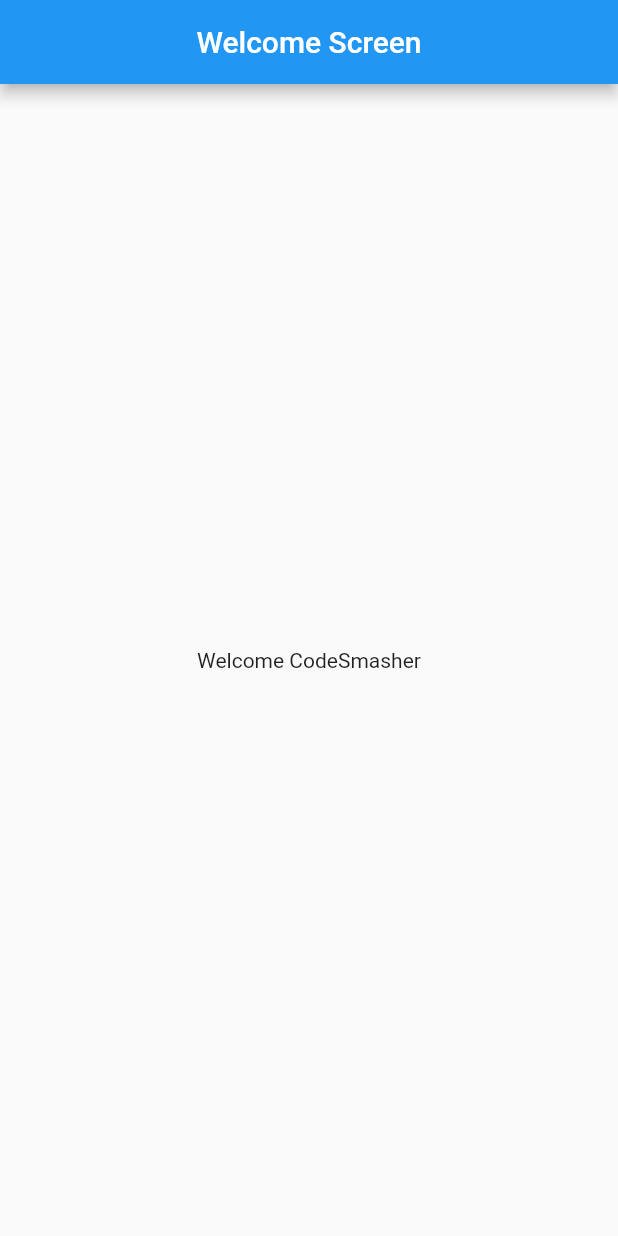
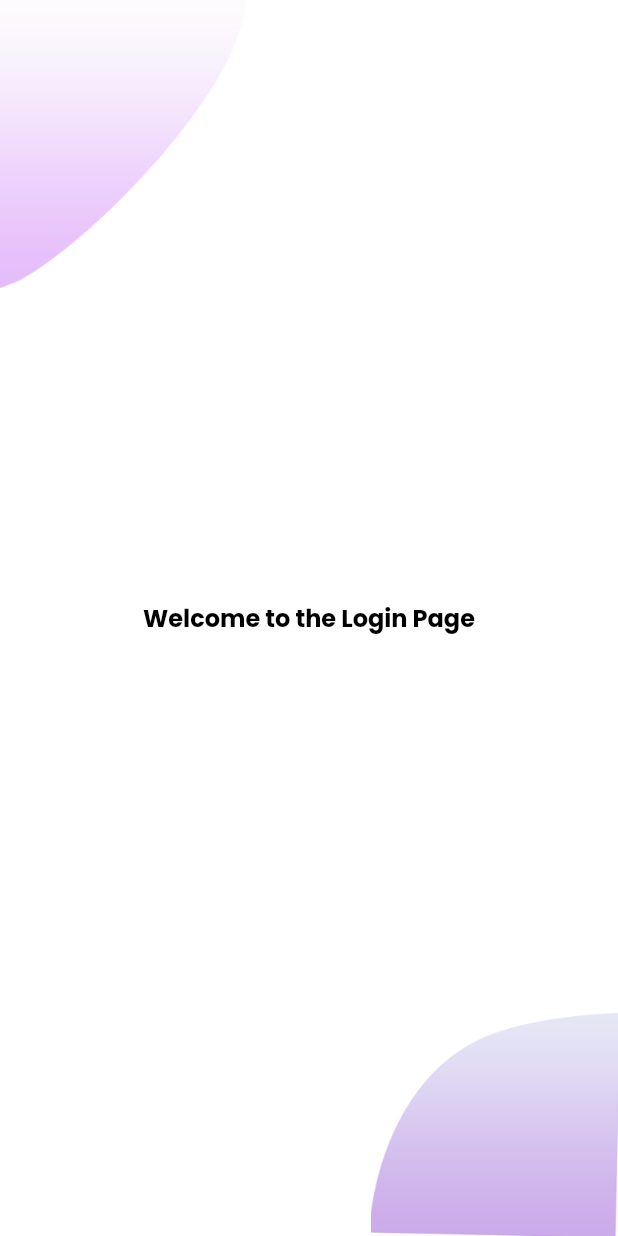
Before and after one commit to SmasherJewel/Pending_Ecom-Jacket, a Flutter app: the screen it shows after launch, on a phone screen of 412 x 824 dp. Run offline on Flutter 3.47's test engine with Material 2 defaults, Android fonts, the phone set to English and light mode, and no system bars; our stand-ins replace google_fonts.

Commit message:
Welcome Screen background has been added

```diff
--- a/lib/main.dart
+++ b/lib/main.dart
@@ -1,6 +1,7 @@
 // ignore_for_file: prefer_const_constructors
 
 import 'package:ecommerce/pages/welcome_page.dart';
+import 'package:ecommerce/widgets/my_theme.dart';
 import 'package:flutter/material.dart';
 
 void main() {
@@ -14,6 +15,12 @@ class MyApp extends StatelessWidget {
   Widget build(BuildContext context) {
     return MaterialApp(
       debugShowCheckedModeBanner: false,
+      // apply system mode
+      themeMode: ThemeMode.system,
+      // by Default theme
+      theme: MyTheme.lightTheme(context),
+      // darkTheme
+      darkTheme: MyTheme.darkTheme(context),
       // in pages WelcomePage code written
       home: WelcomePage(),
     );
--- a/lib/pages/welcome_page.dart
+++ b/lib/pages/welcome_page.dart
@@ -1,20 +1,57 @@
-// ignore_for_file: prefer_const_constructors
-
+// ignore_for_file: prefer_const_constructors, prefer_const_literals_to_create_immutables
 import 'package:flutter/material.dart';
 
 class WelcomePage extends StatelessWidget {
-  const WelcomePage({super.key});
+  const WelcomePage({Key? key}) : super(key: key);
 
   @override
   Widget build(BuildContext context) {
+    Size size = MediaQuery.of(context).size;
     return SafeArea(
       child: Scaffold(
-        appBar: AppBar(
-          title: Text('Welcome Screen'),
-          centerTitle: true,
-        ),
-        body: Center(
-          child: Text('Welcome CodeSmasher'),
+        body: SizedBox(
+          child: Stack(
+            alignment: Alignment.center,
+            children: <Widget>[
+              OverflowBox(
+                minWidth: 0.0,
+                maxWidth: double.infinity,
+                minHeight: 0.0,
+                maxHeight: double.infinity,
+                child: Text(
+                  'Welcome to the Login Page',
+                  style: TextStyle(
+                    color: Colors.black,
+                    fontSize: 16.0,
+                    fontWeight: FontWeight.bold,
+                  ),
+                ),
+              ),
+              //  to overlap multiple widgets into a single screen
+              // the first widget is the bottommost item, and the last widget is the topmost item
+              Positioned(
+                // now we will give top & left set up 0 to go on the corner left site
+                top: 0.0,
+                left: 0.0,
+                child: Image.asset(
+                  'assets/images/main_top.png',
+                  // to reduce the width size
+                  width: size.width * 0.4,
+                ),
+              ),
+
+              Positioned(
+                // now we will give top & left set up 0 to go on the corner left site
+                bottom: 0.0,
+                right: 0.0,
+                child: Image.asset(
+                  'assets/images/bottom.png',
+                  // to reduce the width size
+                  width: size.width * 0.4,
+                ),
+              ),
+            ],
+          ),
         ),
       ),
     );
--- a/lib/widgets/my_theme.dart
+++ b/lib/widgets/my_theme.dart
@@ -1,16 +1,47 @@
 import 'package:flutter/material.dart';
 // Google fonts
 import 'package:google_fonts/google_fonts.dart';
-class MyTheme{
+
+class MyTheme {
   static ThemeData lightTheme(BuildContext context) => ThemeData(
         canvasColor: Colors.white,
         // popping its a type of google font
         fontFamily: GoogleFonts.poppins().fontFamily,
+        cardColor: Colors.white,
+        // setting up text Color
+        colorScheme: ColorScheme(
+          brightness: Brightness.light,
+          primary: Colors.black,
+          onPrimary: Colors.black87,
+          secondary: Colors.cyan,
+          onSecondary: Colors.cyan.shade600,
+          error: Colors.red,
+          onError: Colors.redAccent,
+          background: Colors.cyan.shade100,
+          onBackground: Colors.cyanAccent,
+          surface: Colors.black,
+          onSurface: Colors.black87,
+        ),
       );
 
   static ThemeData darkTheme(BuildContext context) => ThemeData(
         canvasColor: Colors.black,
         // popping its a type of google font
         fontFamily: GoogleFonts.poppins().fontFamily,
+        cardColor: Colors.black,
+        // setting up text Color
+        colorScheme: ColorScheme(
+          brightness: Brightness.dark,
+          primary: Colors.white,
+          onPrimary: Colors.white70,
+          secondary: Colors.cyan,
+          onSecondary: Colors.cyan.shade600,
+          error: Colors.red,
+          onError: Colors.redAccent,
+          background: Colors.cyan.shade100,
+          onBackground: Colors.cyanAccent,
+          surface: Colors.white,
+          onSurface: Colors.white70,
+        ),
       );
 }
```
Also changed, not shown: pubspec.yaml (+3 -9 lines), assets/images/Login.png (added), assets/images/bottom.png (added), assets/images/main_bottom.png (added), assets/images/main_top.png (added), assets/images/signup_top.png (added), assets/images/undraw_Balloons.png (added). Lines whose indentation alone changed are shown as unchanged.
